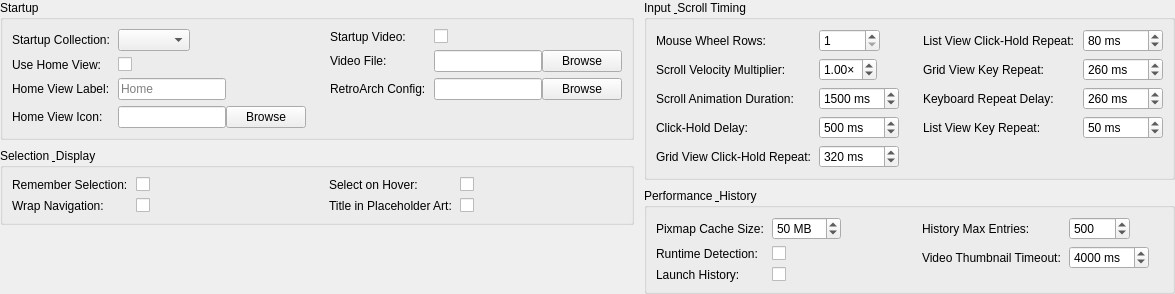
The window that src/ui/dialogs/settings/generalsettingspanel.ui (EtherAura/Kartend) describes before a commit, drawn with Qt 5.
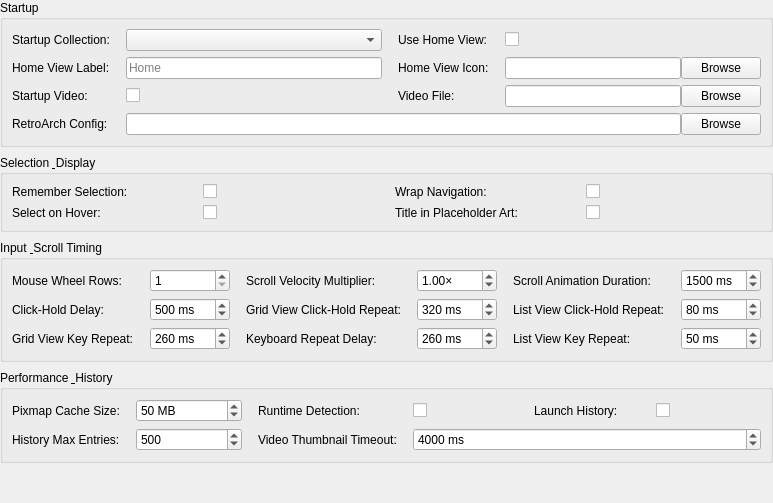
The same window after the commit.

Commit message: feat(settings): pack section fields into even multi-column grids

Patch:
```diff
--- a/src/ui/dialogs/settings/generalsettingspanel.ui
+++ b/src/ui/dialogs/settings/generalsettingspanel.ui
@@ -2,76 +2,43 @@
 <ui version="4.0">
  <class>GeneralSettingsPanel</class>
  <widget class="QWidget" name="GeneralSettingsPanel">
-  <layout class="QHBoxLayout" name="rootLayout">
+  <layout class="QVBoxLayout" name="rootLayout">
    <property name="leftMargin"><number>0</number></property>
    <property name="topMargin"><number>0</number></property>
    <property name="rightMargin"><number>0</number></property>
    <property name="bottomMargin"><number>0</number></property>
-   <property name="spacing"><number>10</number></property>
-   <item>
-    <layout class="QVBoxLayout" name="leftColumnLayout">
      <property name="spacing"><number>8</number></property>
      <item>
       <widget class="QGroupBox" name="startupGroupBox">
        <property name="title"><string>Startup</string></property>
-       <!-- Two-column section: two equal-width column wrappers side by side. -->
-       <layout class="QHBoxLayout" name="startupRowLayout">
-        <property name="spacing"><number>24</number></property>
-        <item>
-         <widget class="QWidget" name="startupColLeft" native="true">
-          <property name="sizePolicy">
-           <sizepolicy hsizetype="Expanding" vsizetype="Preferred"><horstretch>0</horstretch><verstretch>0</verstretch></sizepolicy>
-          </property>
-          <layout class="QFormLayout" name="startupFormLeft">
-           <property name="formAlignment"><set>Qt::AlignmentFlag::AlignLeft|Qt::AlignmentFlag::AlignTop</set></property>
-           <property name="horizontalSpacing"><number>8</number></property>
+     <!-- Seven label/field pairs, two per row (two-column section). -->
+     <layout class="QGridLayout" name="startupFormLayout">
+      <property name="horizontalSpacing"><number>16</number></property>
            <property name="verticalSpacing"><number>6</number></property>
-           <property name="leftMargin"><number>0</number></property>
-           <property name="topMargin"><number>0</number></property>
-           <property name="rightMargin"><number>0</number></property>
-           <property name="bottomMargin"><number>0</number></property>
-           <property name="fieldGrowthPolicy"><enum>QFormLayout::FieldGrowthPolicy::FieldsStayAtSizeHint</enum></property>
            <item row="0" column="0"><widget class="QLabel" name="startupCollectionLabel"><property name="text"><string>Startup Collection:</string></property></widget></item>
            <item row="0" column="1"><widget class="QComboBox" name="startupCollectionComboBox"><property name="minimumWidth"><number>180</number></property><property name="toolTip"><string>Collection to open on startup. &quot;(Default)&quot; opens the first root collection.</string></property></widget></item>
-           <item row="1" column="0"><widget class="QLabel" name="useHomeViewLabel"><property name="text"><string>Use Home View:</string></property></widget></item>
-           <item row="1" column="1"><widget class="QCheckBox" name="useHomeViewCheckBox"><property name="toolTip"><string>Open a synthetic Home view at startup that shows one tile per root collection. Overrides Startup Collection when no specific collection is selected. Back from any root-level collection returns here.</string></property></widget></item>
-           <item row="2" column="0"><widget class="QLabel" name="homeViewLabelLabel"><property name="text"><string>Home View Label:</string></property></widget></item>
-           <item row="2" column="1"><widget class="QLineEdit" name="homeViewLabelLineEdit"><property name="toolTip"><string>Title shown at the top of the synthetic Home view and as the toolbar Home button's tooltip. Empty falls back to &quot;Home&quot;.</string></property><property name="placeholderText"><string>Home</string></property></widget></item>
-           <item row="3" column="0"><widget class="QLabel" name="homeViewIconLabel"><property name="text"><string>Home View Icon:</string></property></widget></item>
-           <item row="3" column="1">
+      <item row="0" column="2"><widget class="QLabel" name="useHomeViewLabel"><property name="text"><string>Use Home View:</string></property></widget></item>
+      <item row="0" column="3"><widget class="QCheckBox" name="useHomeViewCheckBox"><property name="toolTip"><string>Open a synthetic Home view at startup that shows one tile per root collection. Overrides Startup Collection when no specific collection is selected. Back from any root-level collection returns here.</string></property></widget></item>
+      <item row="1" column="0"><widget class="QLabel" name="homeViewLabelLabel"><property name="text"><string>Home View Label:</string></property></widget></item>
+      <item row="1" column="1"><widget class="QLineEdit" name="homeViewLabelLineEdit"><property name="toolTip"><string>Title shown at the top of the synthetic Home view and as the toolbar Home button's tooltip. Empty falls back to &quot;Home&quot;.</string></property><property name="placeholderText"><string>Home</string></property></widget></item>
+      <item row="1" column="2"><widget class="QLabel" name="homeViewIconLabel"><property name="text"><string>Home View Icon:</string></property></widget></item>
+      <item row="1" column="3">
             <layout class="QHBoxLayout" name="homeViewIconLayout">
              <item><widget class="QLineEdit" name="homeViewIconLineEdit"><property name="toolTip"><string>Absolute path to a custom icon for the toolbar Home button. Empty falls back to the themed go-home icon.</string></property></widget></item>
              <item><widget class="QPushButton" name="browseHomeViewIconButton"><property name="text"><string>Browse</string></property></widget></item>
             </layout>
            </item>
-          </layout>
-         </widget>
-        </item>
-        <item>
-         <widget class="QWidget" name="startupColRight" native="true">
-          <property name="sizePolicy">
-           <sizepolicy hsizetype="Expanding" vsizetype="Preferred"><horstretch>0</horstretch><verstretch>0</verstretch></sizepolicy>
-          </property>
-          <layout class="QFormLayout" name="startupFormRight">
-           <property name="formAlignment"><set>Qt::AlignmentFlag::AlignLeft|Qt::AlignmentFlag::AlignTop</set></property>
-           <property name="horizontalSpacing"><number>8</number></property>
-           <property name="verticalSpacing"><number>6</number></property>
-           <property name="leftMargin"><number>0</number></property>
-           <property name="topMargin"><number>0</number></property>
-           <property name="rightMargin"><number>0</number></property>
-           <property name="bottomMargin"><number>0</number></property>
-           <property name="fieldGrowthPolicy"><enum>QFormLayout::FieldGrowthPolicy::FieldsStayAtSizeHint</enum></property>
-           <item row="0" column="0"><widget class="QLabel" name="startupVideoEnabledLabel"><property name="text"><string>Startup Video:</string></property></widget></item>
-           <item row="0" column="1"><widget class="QCheckBox" name="startupVideoEnabledCheckBox"><property name="toolTip"><string>Play a configurable video on application launch. Skippable via any key or click.</string></property></widget></item>
-           <item row="1" column="0"><widget class="QLabel" name="startupVideoPathLabel"><property name="text"><string>Video File:</string></property></widget></item>
-           <item row="1" column="1">
+      <item row="2" column="0"><widget class="QLabel" name="startupVideoEnabledLabel"><property name="text"><string>Startup Video:</string></property></widget></item>
+      <item row="2" column="1"><widget class="QCheckBox" name="startupVideoEnabledCheckBox"><property name="toolTip"><string>Play a configurable video on application launch. Skippable via any key or click.</string></property></widget></item>
+      <item row="2" column="2"><widget class="QLabel" name="startupVideoPathLabel"><property name="text"><string>Video File:</string></property></widget></item>
+      <item row="2" column="3">
             <layout class="QHBoxLayout" name="startupVideoPathLayout">
              <item><widget class="QLineEdit" name="startupVideoPathLineEdit"><property name="toolTip"><string>Absolute path to the video file played on launch (e.g. .mp4, .webm). Empty disables the feature regardless of the checkbox above.</string></property></widget></item>
              <item><widget class="QPushButton" name="browseStartupVideoButton"><property name="text"><string>Browse</string></property></widget></item>
             </layout>
            </item>
-           <item row="2" column="0"><widget class="QLabel" name="retroarchConfigLabel"><property name="text"><string>RetroArch Config:</string></property></widget></item>
-           <item row="2" column="1">
+      <item row="3" column="0"><widget class="QLabel" name="retroarchConfigLabel"><property name="text"><string>RetroArch Config:</string></property></widget></item>
+      <item row="3" column="1" colspan="3">
             <layout class="QHBoxLayout" name="retroarchConfigLayout">
              <item><widget class="QLineEdit" name="retroarchConfigLineEdit"><property name="toolTip"><string>Optional path to a retroarch.cfg file or a libretro core directory, used to list installed cores in the collection Core picker. Empty auto-detects the standard RetroArch config location.</string></property></widget></item>
              <item><widget class="QPushButton" name="browseRetroarchConfigButton"><property name="text"><string>Browse</string></property></widget></item>
@@ -80,189 +47,76 @@
           </layout>
          </widget>
         </item>
-       </layout>
-      </widget>
-     </item>
      <item>
       <widget class="QGroupBox" name="selectionGroupBox">
        <property name="title"><string>Selection &amp; Display</string></property>
-       <layout class="QHBoxLayout" name="selectionRowLayout">
-        <property name="spacing"><number>24</number></property>
-        <item>
-         <widget class="QWidget" name="selectionColLeft" native="true">
-          <property name="sizePolicy">
-           <sizepolicy hsizetype="Expanding" vsizetype="Preferred"><horstretch>0</horstretch><verstretch>0</verstretch></sizepolicy>
-          </property>
-          <layout class="QFormLayout" name="selectionFormLeft">
-           <property name="formAlignment"><set>Qt::AlignmentFlag::AlignLeft|Qt::AlignmentFlag::AlignTop</set></property>
-           <property name="horizontalSpacing"><number>8</number></property>
+     <!-- Four label/field pairs in a two-by-two grid (two-column section). -->
+     <layout class="QGridLayout" name="selectionFormLayout">
+      <property name="horizontalSpacing"><number>16</number></property>
            <property name="verticalSpacing"><number>6</number></property>
-           <property name="leftMargin"><number>0</number></property>
-           <property name="topMargin"><number>0</number></property>
-           <property name="rightMargin"><number>0</number></property>
-           <property name="bottomMargin"><number>0</number></property>
-           <property name="fieldGrowthPolicy"><enum>QFormLayout::FieldGrowthPolicy::FieldsStayAtSizeHint</enum></property>
            <item row="0" column="0"><widget class="QLabel" name="rememberSelectionLabel"><property name="text"><string>Remember Selection:</string></property></widget></item>
            <item row="0" column="1"><widget class="QCheckBox" name="rememberSelectionCheckBox"><property name="toolTip"><string>Remember the last selected item when returning to a collection</string></property></widget></item>
-           <item row="1" column="0"><widget class="QLabel" name="wrapNavigationLabel"><property name="text"><string>Wrap Navigation:</string></property></widget></item>
-           <item row="1" column="1"><widget class="QCheckBox" name="wrapNavigationCheckBox"><property name="toolTip"><string>When navigating with arrow keys, wrap at edges</string></property></widget></item>
+      <item row="0" column="2"><widget class="QLabel" name="wrapNavigationLabel"><property name="text"><string>Wrap Navigation:</string></property></widget></item>
+      <item row="0" column="3"><widget class="QCheckBox" name="wrapNavigationCheckBox"><property name="toolTip"><string>When navigating with arrow keys, wrap at edges</string></property></widget></item>
+      <item row="1" column="0"><widget class="QLabel" name="selectItemOnHoverLabel"><property name="text"><string>Select on Hover:</string></property></widget></item>
+      <item row="1" column="1"><widget class="QCheckBox" name="selectItemOnHoverCheckBox"><property name="toolTip"><string>Move selection to the visible item under the mouse pointer without clicking</string></property></widget></item>
+      <item row="1" column="2"><widget class="QLabel" name="showTitleInPlaceholderLabel"><property name="text"><string>Title in Placeholder Art:</string></property></widget></item>
+      <item row="1" column="3"><widget class="QCheckBox" name="showTitleInPlaceholderCheckBox"><property name="toolTip"><string>Draw the item title on top of placeholder art (the hatched pattern or any user-supplied placeholder image) when no real artwork exists for the item.</string></property></widget></item>
           </layout>
          </widget>
         </item>
-        <item>
-         <widget class="QWidget" name="selectionColRight" native="true">
-          <property name="sizePolicy">
-           <sizepolicy hsizetype="Expanding" vsizetype="Preferred"><horstretch>0</horstretch><verstretch>0</verstretch></sizepolicy>
-          </property>
-          <layout class="QFormLayout" name="selectionFormRight">
-           <property name="formAlignment"><set>Qt::AlignmentFlag::AlignLeft|Qt::AlignmentFlag::AlignTop</set></property>
-           <property name="horizontalSpacing"><number>8</number></property>
-           <property name="verticalSpacing"><number>6</number></property>
-           <property name="leftMargin"><number>0</number></property>
-           <property name="topMargin"><number>0</number></property>
-           <property name="rightMargin"><number>0</number></property>
-           <property name="bottomMargin"><number>0</number></property>
-           <property name="fieldGrowthPolicy"><enum>QFormLayout::FieldGrowthPolicy::FieldsStayAtSizeHint</enum></property>
-           <item row="0" column="0"><widget class="QLabel" name="selectItemOnHoverLabel"><property name="text"><string>Select on Hover:</string></property></widget></item>
-           <item row="0" column="1"><widget class="QCheckBox" name="selectItemOnHoverCheckBox"><property name="toolTip"><string>Move selection to the visible item under the mouse pointer without clicking</string></property></widget></item>
-           <item row="1" column="0"><widget class="QLabel" name="showTitleInPlaceholderLabel"><property name="text"><string>Title in Placeholder Art:</string></property></widget></item>
-           <item row="1" column="1"><widget class="QCheckBox" name="showTitleInPlaceholderCheckBox"><property name="toolTip"><string>Draw the item title on top of placeholder art (the hatched pattern or any user-supplied placeholder image) when no real artwork exists for the item.</string></property></widget></item>
-          </layout>
-         </widget>
-        </item>
-       </layout>
-      </widget>
-     </item>
-     <item>
-      <spacer name="leftColumnSpacer">
-       <property name="orientation"><enum>Qt::Orientation::Vertical</enum></property>
-       <property name="sizeHint" stdset="0"><size><width>0</width><height>0</height></size></property>
-      </spacer>
-     </item>
-    </layout>
-   </item>
-   <item>
-    <layout class="QVBoxLayout" name="rightColumnLayout">
-     <property name="spacing"><number>8</number></property>
      <item>
       <widget class="QGroupBox" name="inputTimingGroupBox">
        <property name="title"><string>Input &amp; Scroll Timing</string></property>
-       <layout class="QHBoxLayout" name="inputTimingRowLayout">
-        <property name="spacing"><number>24</number></property>
-        <item>
-         <widget class="QWidget" name="inputTimingColLeft" native="true">
-          <property name="sizePolicy">
-           <sizepolicy hsizetype="Expanding" vsizetype="Preferred"><horstretch>0</horstretch><verstretch>0</verstretch></sizepolicy>
-          </property>
-          <layout class="QFormLayout" name="inputTimingFormLeft">
-           <property name="formAlignment"><set>Qt::AlignmentFlag::AlignLeft|Qt::AlignmentFlag::AlignTop</set></property>
-           <property name="horizontalSpacing"><number>8</number></property>
+     <layout class="QGridLayout" name="inputTimingFormLayout">
+      <property name="horizontalSpacing"><number>16</number></property>
            <property name="verticalSpacing"><number>6</number></property>
-           <property name="leftMargin"><number>0</number></property>
-           <property name="topMargin"><number>0</number></property>
-           <property name="rightMargin"><number>0</number></property>
-           <property name="bottomMargin"><number>0</number></property>
-           <property name="fieldGrowthPolicy"><enum>QFormLayout::FieldGrowthPolicy::FieldsStayAtSizeHint</enum></property>
            <item row="0" column="0"><widget class="QLabel" name="mouseWheelSpeedLabel"><property name="text"><string>Mouse Wheel Rows:</string></property></widget></item>
            <item row="0" column="1"><widget class="QSpinBox" name="mouseWheelSpeedSpinBox"><property name="maximumWidth"><number>100</number></property><property name="toolTip"><string>Number of rows to scroll per mouse wheel step</string></property><property name="minimum"><number>1</number></property><property name="maximum"><number>99999</number></property><property name="value"><number>1</number></property></widget></item>
-           <item row="1" column="0"><widget class="QLabel" name="scrollVelocityMultiplierLabel"><property name="text"><string>Scroll Velocity Multiplier:</string></property></widget></item>
-           <item row="1" column="1"><widget class="QDoubleSpinBox" name="scrollVelocityMultiplierSpinBox"><property name="maximumWidth"><number>100</number></property><property name="toolTip"><string>Multiplier applied to mouse wheel rows and held-arrow key-repeat cadence. 1.0× = unchanged.</string></property><property name="suffix"><string>×</string></property><property name="decimals"><number>2</number></property><property name="singleStep"><double>0.25</double></property><property name="minimum"><double>0.25</double></property><property name="maximum"><double>5.00</double></property><property name="value"><double>1.00</double></property></widget></item>
-           <item row="2" column="0"><widget class="QLabel" name="scrollAnimationSpeedLabel"><property name="text"><string>Scroll Animation Duration:</string></property></widget></item>
-           <item row="2" column="1"><widget class="QSpinBox" name="scrollAnimationSpeedSpinBox"><property name="maximumWidth"><number>100</number></property><property name="toolTip"><string>Duration of smooth scroll animations when centering selection (milliseconds)</string></property><property name="suffix"><string> ms</string></property><property name="minimum"><number>1</number></property><property name="maximum"><number>99999</number></property><property name="value"><number>1500</number></property></widget></item>
-           <item row="3" column="0"><widget class="QLabel" name="clickHoldDelayLabel"><property name="text"><string>Click-Hold Delay:</string></property></widget></item>
-           <item row="3" column="1"><widget class="QSpinBox" name="clickHoldDelaySpinBox"><property name="maximumWidth"><number>100</number></property><property name="toolTip"><string>Delay before click-hold scroll mode activates (milliseconds)</string></property><property name="suffix"><string> ms</string></property><property name="minimum"><number>1</number></property><property name="maximum"><number>99999</number></property><property name="value"><number>500</number></property></widget></item>
-           <item row="4" column="0"><widget class="QLabel" name="clickHoldRepeatIntervalLabel"><property name="text"><string>Grid View Click-Hold Repeat:</string></property></widget></item>
-           <item row="4" column="1"><widget class="QSpinBox" name="clickHoldRepeatIntervalSpinBox"><property name="maximumWidth"><number>100</number></property><property name="toolTip"><string>Interval between steps during click-hold scrolling in grid view (milliseconds)</string></property><property name="suffix"><string> ms</string></property><property name="minimum"><number>1</number></property><property name="maximum"><number>99999</number></property><property name="value"><number>320</number></property></widget></item>
-          </layout>
-         </widget>
-        </item>
-        <item>
-         <widget class="QWidget" name="inputTimingColRight" native="true">
-          <property name="sizePolicy">
-           <sizepolicy hsizetype="Expanding" vsizetype="Preferred"><horstretch>0</horstretch><verstretch>0</verstretch></sizepolicy>
-          </property>
-          <layout class="QFormLayout" name="inputTimingFormRight">
-           <property name="formAlignment"><set>Qt::AlignmentFlag::AlignLeft|Qt::AlignmentFlag::AlignTop</set></property>
-           <property name="horizontalSpacing"><number>8</number></property>
-           <property name="verticalSpacing"><number>6</number></property>
-           <property name="leftMargin"><number>0</number></property>
-           <property name="topMargin"><number>0</number></property>
-           <property name="rightMargin"><number>0</number></property>
-           <property name="bottomMargin"><number>0</number></property>
-           <property name="fieldGrowthPolicy"><enum>QFormLayout::FieldGrowthPolicy::FieldsStayAtSizeHint</enum></property>
-           <item row="0" column="0"><widget class="QLabel" name="listClickHoldRepeatLabel"><property name="text"><string>List View Click-Hold Repeat:</string></property></widget></item>
-           <item row="0" column="1"><widget class="QSpinBox" name="listClickHoldRepeatSpinBox"><property name="maximumWidth"><number>100</number></property><property name="toolTip"><string>Interval between steps during click-hold scrolling in list view (milliseconds)</string></property><property name="suffix"><string> ms</string></property><property name="minimum"><number>1</number></property><property name="maximum"><number>99999</number></property><property name="value"><number>80</number></property></widget></item>
-           <item row="1" column="0"><widget class="QLabel" name="keyboardSpeedLabel"><property name="text"><string>Grid View Key Repeat:</string></property></widget></item>
-           <item row="1" column="1"><widget class="QSpinBox" name="keyboardSpeedSpinBox"><property name="maximumWidth"><number>100</number></property><property name="toolTip"><string>Interval between arrow key repeats when holding keys in grid view (milliseconds)</string></property><property name="suffix"><string> ms</string></property><property name="minimum"><number>1</number></property><property name="maximum"><number>99999</number></property><property name="value"><number>260</number></property></widget></item>
-           <item row="2" column="0"><widget class="QLabel" name="keyboardRepeatDelayLabel"><property name="text"><string>Keyboard Repeat Delay:</string></property></widget></item>
-           <item row="2" column="1"><widget class="QSpinBox" name="keyboardRepeatDelaySpinBox"><property name="maximumWidth"><number>100</number></property><property name="toolTip"><string>Initial delay before keyboard repeat starts (milliseconds)</string></property><property name="suffix"><string> ms</string></property><property name="minimum"><number>1</number></property><property name="maximum"><number>99999</number></property><property name="value"><number>260</number></property></widget></item>
-           <item row="3" column="0"><widget class="QLabel" name="listKeyboardRepeatLabel"><property name="text"><string>List View Key Repeat:</string></property></widget></item>
-           <item row="3" column="1"><widget class="QSpinBox" name="listKeyboardRepeatSpinBox"><property name="maximumWidth"><number>100</number></property><property name="toolTip"><string>Interval between arrow key repeats when holding keys in list view (milliseconds)</string></property><property name="suffix"><string> ms</string></property><property name="minimum"><number>1</number></property><property name="maximum"><number>99999</number></property><property name="value"><number>50</number></property></widget></item>
-          </layout>
-         </widget>
-        </item>
+      <item row="0" column="2"><widget class="QLabel" name="scrollVelocityMultiplierLabel"><property name="text"><string>Scroll Velocity Multiplier:</string></property></widget></item>
+      <item row="0" column="3"><widget class="QDoubleSpinBox" name="scrollVelocityMultiplierSpinBox"><property name="maximumWidth"><number>100</number></property><property name="toolTip"><string>Multiplier applied to mouse wheel rows and held-arrow key-repeat cadence. 1.0× = unchanged.</string></property><property name="suffix"><string>×</string></property><property name="decimals"><number>2</number></property><property name="singleStep"><double>0.25</double></property><property name="minimum"><double>0.25</double></property><property name="maximum"><double>5.00</double></property><property name="value"><double>1.00</double></property></widget></item>
+      <item row="0" column="4"><widget class="QLabel" name="scrollAnimationSpeedLabel"><property name="text"><string>Scroll Animation Duration:</string></property></widget></item>
+      <item row="0" column="5"><widget class="QSpinBox" name="scrollAnimationSpeedSpinBox"><property name="maximumWidth"><number>100</number></property><property name="toolTip"><string>Duration of smooth scroll animations when centering selection (milliseconds)</string></property><property name="suffix"><string> ms</string></property><property name="minimum"><number>1</number></property><property name="maximum"><number>99999</number></property><property name="value"><number>1500</number></property></widget></item>
+      <item row="1" column="0"><widget class="QLabel" name="clickHoldDelayLabel"><property name="text"><string>Click-Hold Delay:</string></property></widget></item>
+      <item row="1" column="1"><widget class="QSpinBox" name="clickHoldDelaySpinBox"><property name="maximumWidth"><number>100</number></property><property name="toolTip"><string>Delay before click-hold scroll mode activates (milliseconds)</string></property><property name="suffix"><string> ms</string></property><property name="minimum"><number>1</number></property><property name="maximum"><number>99999</number></property><property name="value"><number>500</number></property></widget></item>
+      <item row="1" column="2"><widget class="QLabel" name="clickHoldRepeatIntervalLabel"><property name="text"><string>Grid View Click-Hold Repeat:</string></property></widget></item>
+      <item row="1" column="3"><widget class="QSpinBox" name="clickHoldRepeatIntervalSpinBox"><property name="maximumWidth"><number>100</number></property><property name="toolTip"><string>Interval between steps during click-hold scrolling in grid view (milliseconds)</string></property><property name="suffix"><string> ms</string></property><property name="minimum"><number>1</number></property><property name="maximum"><number>99999</number></property><property name="value"><number>320</number></property></widget></item>
+      <item row="1" column="4"><widget class="QLabel" name="listClickHoldRepeatLabel"><property name="text"><string>List View Click-Hold Repeat:</string></property></widget></item>
+      <item row="1" column="5"><widget class="QSpinBox" name="listClickHoldRepeatSpinBox"><property name="maximumWidth"><number>100</number></property><property name="toolTip"><string>Interval between steps during click-hold scrolling in list view (milliseconds)</string></property><property name="suffix"><string> ms</string></property><property name="minimum"><number>1</number></property><property name="maximum"><number>99999</number></property><property name="value"><number>80</number></property></widget></item>
+      <item row="2" column="0"><widget class="QLabel" name="keyboardSpeedLabel"><property name="text"><string>Grid View Key Repeat:</string></property></widget></item>
+      <item row="2" column="1"><widget class="QSpinBox" name="keyboardSpeedSpinBox"><property name="maximumWidth"><number>100</number></property><property name="toolTip"><string>Interval between arrow key repeats when holding keys in grid view (milliseconds)</string></property><property name="suffix"><string> ms</string></property><property name="minimum"><number>1</number></property><property name="maximum"><number>99999</number></property><property name="value"><number>260</number></property></widget></item>
+      <item row="2" column="2"><widget class="QLabel" name="keyboardRepeatDelayLabel"><property name="text"><string>Keyboard Repeat Delay:</string></property></widget></item>
+      <item row="2" column="3"><widget class="QSpinBox" name="keyboardRepeatDelaySpinBox"><property name="maximumWidth"><number>100</number></property><property name="toolTip"><string>Initial delay before keyboard repeat starts (milliseconds)</string></property><property name="suffix"><string> ms</string></property><property name="minimum"><number>1</number></property><property name="maximum"><number>99999</number></property><property name="value"><number>260</number></property></widget></item>
+      <item row="2" column="4"><widget class="QLabel" name="listKeyboardRepeatLabel"><property name="text"><string>List View Key Repeat:</string></property></widget></item>
+      <item row="2" column="5"><widget class="QSpinBox" name="listKeyboardRepeatSpinBox"><property name="maximumWidth"><number>100</number></property><property name="toolTip"><string>Interval between arrow key repeats when holding keys in list view (milliseconds)</string></property><property name="suffix"><string> ms</string></property><property name="minimum"><number>1</number></property><property name="maximum"><number>99999</number></property><property name="value"><number>50</number></property></widget></item>
        </layout>
       </widget>
      </item>
      <item>
       <widget class="QGroupBox" name="performanceHistoryGroupBox">
        <property name="title"><string>Performance &amp; History</string></property>
-       <layout class="QHBoxLayout" name="performanceHistoryRowLayout">
-        <property name="spacing"><number>24</number></property>
-        <item>
-         <widget class="QWidget" name="performanceHistoryColLeft" native="true">
-          <property name="sizePolicy">
-           <sizepolicy hsizetype="Expanding" vsizetype="Preferred"><horstretch>0</horstretch><verstretch>0</verstretch></sizepolicy>
-          </property>
-          <layout class="QFormLayout" name="performanceHistoryFormLeft">
-           <property name="formAlignment"><set>Qt::AlignmentFlag::AlignLeft|Qt::AlignmentFlag::AlignTop</set></property>
-           <property name="horizontalSpacing"><number>8</number></property>
+     <!-- Five values: three on the first row, two on the second. -->
+     <layout class="QGridLayout" name="performanceHistoryFormLayout">
+      <property name="horizontalSpacing"><number>16</number></property>
            <property name="verticalSpacing"><number>6</number></property>
-           <property name="leftMargin"><number>0</number></property>
-           <property name="topMargin"><number>0</number></property>
-           <property name="rightMargin"><number>0</number></property>
-           <property name="bottomMargin"><number>0</number></property>
-           <property name="fieldGrowthPolicy"><enum>QFormLayout::FieldGrowthPolicy::FieldsStayAtSizeHint</enum></property>
            <item row="0" column="0"><widget class="QLabel" name="pixmapCacheLabel"><property name="text"><string>Pixmap Cache Size:</string></property></widget></item>
            <item row="0" column="1"><widget class="QSpinBox" name="pixmapCacheSpinBox"><property name="maximumWidth"><number>100</number></property><property name="toolTip"><string>Memory allocated for caching artwork images (10-500 MB). Larger values improve scrolling performance.</string></property><property name="minimum"><number>10</number></property><property name="maximum"><number>500</number></property><property name="singleStep"><number>10</number></property><property name="value"><number>50</number></property><property name="suffix"><string> MB</string></property></widget></item>
-           <item row="1" column="0"><widget class="QLabel" name="runtimeDetectionLabel"><property name="text"><string>Runtime Detection:</string></property></widget></item>
-           <item row="1" column="1"><widget class="QCheckBox" name="runtimeDetectionCheckBox"><property name="toolTip"><string>Track launched items so Kartend hides behind a &quot;Now Playing&quot; overlay while running and returns automatically when the program closes</string></property></widget></item>
-           <item row="2" column="0"><widget class="QLabel" name="historyEnabledLabel"><property name="text"><string>Launch History:</string></property></widget></item>
-           <item row="2" column="1"><widget class="QCheckBox" name="historyEnabledCheckBox"><property name="toolTip"><string>Record a chronological log of every successful launch. Disabling stops new entries; existing entries remain until cleared from the Statistics dialog.</string></property></widget></item>
+      <item row="0" column="2"><widget class="QLabel" name="runtimeDetectionLabel"><property name="text"><string>Runtime Detection:</string></property></widget></item>
+      <item row="0" column="3"><widget class="QCheckBox" name="runtimeDetectionCheckBox"><property name="toolTip"><string>Track launched items so Kartend hides behind a &quot;Now Playing&quot; overlay while running and returns automatically when the program closes</string></property></widget></item>
+      <item row="0" column="4"><widget class="QLabel" name="historyEnabledLabel"><property name="text"><string>Launch History:</string></property></widget></item>
+      <item row="0" column="5"><widget class="QCheckBox" name="historyEnabledCheckBox"><property name="toolTip"><string>Record a chronological log of every successful launch. Disabling stops new entries; existing entries remain until cleared from the Statistics dialog.</string></property></widget></item>
+      <item row="1" column="0"><widget class="QLabel" name="historyMaxEntriesLabel"><property name="text"><string>History Max Entries:</string></property></widget></item>
+      <item row="1" column="1"><widget class="QSpinBox" name="historyMaxEntriesSpinBox"><property name="maximumWidth"><number>100</number></property><property name="toolTip"><string>After each launch, oldest entries above this count are deleted. Range: 10–50000.</string></property><property name="minimum"><number>10</number></property><property name="maximum"><number>50000</number></property><property name="singleStep"><number>50</number></property><property name="value"><number>500</number></property></widget></item>
+      <item row="1" column="2"><widget class="QLabel" name="videoThumbnailTimeoutLabel"><property name="text"><string>Video Thumbnail Timeout:</string></property></widget></item>
+      <item row="1" column="3" colspan="3"><widget class="QSpinBox" name="videoThumbnailTimeoutSpinBox"><property name="maximumWidth"><number>100</number></property><property name="toolTip"><string>How long to wait for a single video thumbnail to decode before giving up. Increase on slow systems where legitimate videos miss the default 4s window. Range: 1000–30000 ms.</string></property><property name="minimum"><number>1000</number></property><property name="maximum"><number>30000</number></property><property name="singleStep"><number>500</number></property><property name="value"><number>4000</number></property><property name="suffix"><string> ms</string></property></widget></item>
           </layout>
          </widget>
         </item>
         <item>
-         <widget class="QWidget" name="performanceHistoryColRight" native="true">
-          <property name="sizePolicy">
-           <sizepolicy hsizetype="Expanding" vsizetype="Preferred"><horstretch>0</horstretch><verstretch>0</verstretch></sizepolicy>
-          </property>
-          <layout class="QFormLayout" name="performanceHistoryFormRight">
-           <property name="formAlignment"><set>Qt::AlignmentFlag::AlignLeft|Qt::AlignmentFlag::AlignTop</set></property>
-           <property name="horizontalSpacing"><number>8</number></property>
-           <property name="verticalSpacing"><number>6</number></property>
-           <property name="leftMargin"><number>0</number></property>
-           <property name="topMargin"><number>0</number></property>
-           <property name="rightMargin"><number>0</number></property>
-           <property name="bottomMargin"><number>0</number></property>
-           <property name="fieldGrowthPolicy"><enum>QFormLayout::FieldGrowthPolicy::FieldsStayAtSizeHint</enum></property>
-           <item row="0" column="0"><widget class="QLabel" name="historyMaxEntriesLabel"><property name="text"><string>History Max Entries:</string></property></widget></item>
-           <item row="0" column="1"><widget class="QSpinBox" name="historyMaxEntriesSpinBox"><property name="maximumWidth"><number>100</number></property><property name="toolTip"><string>After each launch, oldest entries above this count are deleted. Range: 10–50000.</string></property><property name="minimum"><number>10</number></property><property name="maximum"><number>50000</number></property><property name="singleStep"><number>50</number></property><property name="value"><number>500</number></property></widget></item>
-           <item row="1" column="0"><widget class="QLabel" name="videoThumbnailTimeoutLabel"><property name="text"><string>Video Thumbnail Timeout:</string></property></widget></item>
-           <item row="1" column="1"><widget class="QSpinBox" name="videoThumbnailTimeoutSpinBox"><property name="maximumWidth"><number>100</number></property><property name="toolTip"><string>How long to wait for a single video thumbnail to decode before giving up. Increase on slow systems where legitimate videos miss the default 4s window. Range: 1000–30000 ms.</string></property><property name="minimum"><number>1000</number></property><property name="maximum"><number>30000</number></property><property name="singleStep"><number>500</number></property><property name="value"><number>4000</number></property><property name="suffix"><string> ms</string></property></widget></item>
-          </layout>
-         </widget>
-        </item>
-       </layout>
-      </widget>
-     </item>
-     <item>
-      <spacer name="rightColumnSpacer">
+    <spacer name="generalSettingsVerticalSpacer">
        <property name="orientation"><enum>Qt::Orientation::Vertical</enum></property>
-       <property name="sizeHint" stdset="0"><size><width>0</width><height>0</height></size></property>
-      </spacer>
-     </item>
-    </layout>
+     <property name="sizeHint" stdset="0"><size><width>20</width><height>40</height></size></property>
+    </spacer>
    </item>
   </layout>
  </widget>
```
Lines whose indentation alone changed are shown as unchanged. The commit also changes 19 other files.
